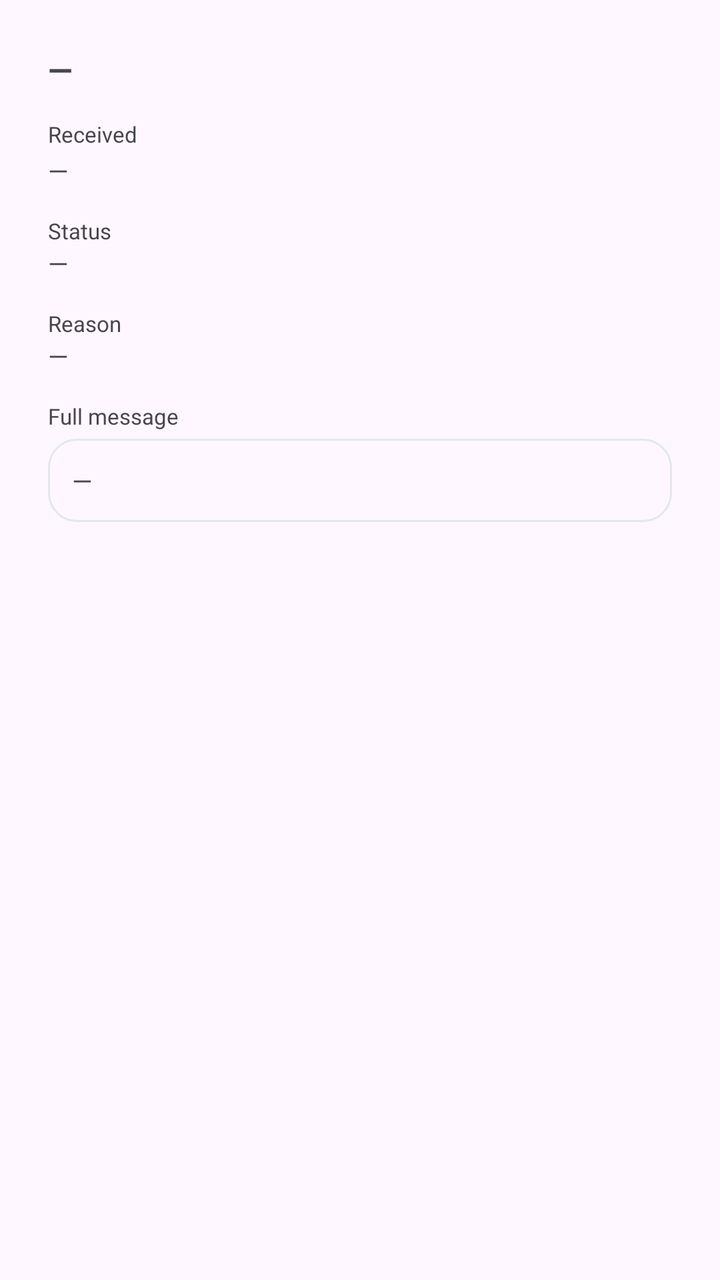
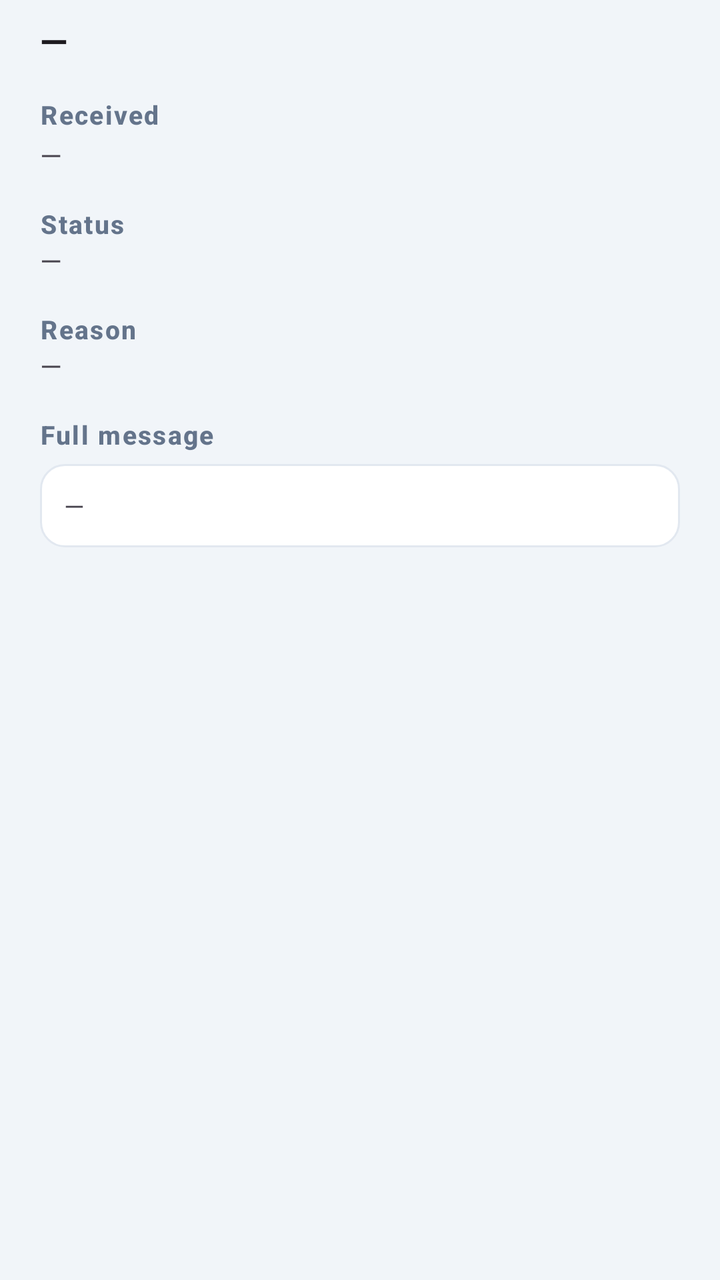

Screens rendered from an Android XML layout before and after an edit, with the pre-edit source and the edit as a unified diff.
<!-- AndroidManifest.xml: application theme Theme.InvokeilPay -->
<!-- res/layout/dialog_sms_detail.xml -->
<?xml version="1.0" encoding="utf-8"?>
<ScrollView xmlns:android="http://schemas.android.com/apk/res/android"
    android:layout_width="match_parent"
    android:layout_height="wrap_content">

    <LinearLayout
        android:layout_width="match_parent"
        android:layout_height="wrap_content"
        android:orientation="vertical"
        android:padding="24dp">

        <LinearLayout
            android:layout_width="match_parent"
            android:layout_height="wrap_content"
            android:gravity="center_vertical"
            android:orientation="horizontal">

            <TextView
                android:id="@+id/text_sender"
                android:layout_width="0dp"
                android:layout_height="wrap_content"
                android:layout_weight="1"
                android:text="—"
                android:textSize="16sp"
                android:textStyle="bold" />
        </LinearLayout>

        <TextView
            android:layout_width="match_parent"
            android:layout_height="wrap_content"
            android:layout_marginTop="14dp"
            android:text="@string/detail_time"
            android:textColor="?android:attr/textColorSecondary"
            android:textSize="11sp" />

        <TextView
            android:id="@+id/text_time"
            android:layout_width="match_parent"
            android:layout_height="wrap_content"
            android:layout_marginTop="2dp"
            android:text="—"
            android:textSize="13sp" />

        <TextView
            android:layout_width="match_parent"
            android:layout_height="wrap_content"
            android:layout_marginTop="14dp"
            android:text="@string/detail_status"
            android:textColor="?android:attr/textColorSecondary"
            android:textSize="11sp" />

        <TextView
            android:id="@+id/text_status"
            android:layout_width="match_parent"
            android:layout_height="wrap_content"
            android:text="—"
            android:textSize="13sp" />

        <TextView
            android:layout_width="match_parent"
            android:layout_height="wrap_content"
            android:layout_marginTop="14dp"
            android:text="@string/detail_note"
            android:textColor="?android:attr/textColorSecondary"
            android:textSize="11sp" />

        <TextView
            android:id="@+id/text_note"
            android:layout_width="match_parent"
            android:layout_height="wrap_content"
            android:text="—"
            android:textSize="13sp" />

        <TextView
            android:layout_width="match_parent"
            android:layout_height="wrap_content"
            android:layout_marginTop="14dp"
            android:text="@string/detail_body"
            android:textColor="?android:attr/textColorSecondary"
            android:textSize="11sp" />

        <TextView
            android:id="@+id/text_body"
            android:layout_width="match_parent"
            android:layout_height="wrap_content"
            android:layout_marginTop="4dp"
            android:background="@drawable/bg_item_card"
            android:padding="12dp"
            android:text="—"
            android:textIsSelectable="true"
            android:textSize="13sp" />
    </LinearLayout>
</ScrollView>
<!-- resources referenced by this layout -->
<resources>
  <!-- drawable bg_item_card (drawable) -->
  <?xml version="1.0" encoding="utf-8"?>
  <shape xmlns:android="http://schemas.android.com/apk/res/android"
      android:shape="rectangle">
      <solid android:color="?attr/colorSurface" />
      <corners android:radius="14dp" />
      <stroke android:width="1dp" android:color="#E2E8F0" />
  </shape>
  <string name="detail_body">Full message</string>
  <string name="detail_note">Reason</string>
  <string name="detail_status">Status</string>
  <string name="detail_time">Received</string>
  <style name="Theme.InvokeilPay" parent="Theme.Material3.DayNight.NoActionBar">
          <item name="colorPrimary">#2563EB</item>
          <item name="colorOnPrimary">#FFFFFF</item>
          <item name="colorSecondary">#1E40AF</item>
          <item name="shapeAppearanceSmallComponent">@style/ShapeAppearance.Invokeil.Small</item>
          <item name="shapeAppearanceMediumComponent">@style/ShapeAppearance.Invokeil.Medium</item>
          <item name="shapeAppearanceLargeComponent">@style/ShapeAppearance.Invokeil.Large</item>
      </style>
  <style name="ShapeAppearance.Invokeil.Small" parent="ShapeAppearance.Material3.Corner.Small">
          <item name="cornerSize">8dp</item>
      </style>
  <style name="ShapeAppearance.Invokeil.Medium" parent="ShapeAppearance.Material3.Corner.Medium">
          <item name="cornerSize">16dp</item>
      </style>
  <style name="ShapeAppearance.Invokeil.Large" parent="ShapeAppearance.Material3.Corner.Large">
          <item name="cornerSize">20dp</item>
      </style>
</resources>

<!-- the commit's change to res/layout/dialog_sms_detail.xml (unified diff, before → after) -->
@@ -7,31 +7,26 @@
         android:layout_width="match_parent"
         android:layout_height="wrap_content"
         android:orientation="vertical"
-        android:padding="24dp">
+        android:paddingStart="20dp"
+        android:paddingTop="8dp"
+        android:paddingEnd="20dp"
+        android:paddingBottom="4dp">
 
-        <LinearLayout
+        <TextView
+            android:id="@+id/text_sender"
             android:layout_width="match_parent"
             android:layout_height="wrap_content"
-            android:gravity="center_vertical"
-            android:orientation="horizontal">
-
-            <TextView
-                android:id="@+id/text_sender"
-                android:layout_width="0dp"
-                android:layout_height="wrap_content"
-                android:layout_weight="1"
-                android:text="—"
-                android:textSize="16sp"
-                android:textStyle="bold" />
-        </LinearLayout>
+            android:text="—"
+            android:textColor="?android:attr/textColorPrimary"
+            android:textSize="18sp"
+            android:textStyle="bold" />
 
         <TextView
+            style="@style/TextAppearance.Invokeil.SectionHeader"
             android:layout_width="match_parent"
             android:layout_height="wrap_content"
-            android:layout_marginTop="14dp"
-            android:text="@string/detail_time"
-            android:textColor="?android:attr/textColorSecondary"
-            android:textSize="11sp" />
+            android:layout_marginTop="16dp"
+            android:text="@string/detail_time" />
 
         <TextView
             android:id="@+id/text_time"
@@ -39,54 +34,52 @@
             android:layout_height="wrap_content"
             android:layout_marginTop="2dp"
             android:text="—"
-            android:textSize="13sp" />
+            android:textSize="14sp" />
 
         <TextView
+            style="@style/TextAppearance.Invokeil.SectionHeader"
             android:layout_width="match_parent"
             android:layout_height="wrap_content"
-            android:layout_marginTop="14dp"
-            android:text="@string/detail_status"
-            android:textColor="?android:attr/textColorSecondary"
-            android:textSize="11sp" />
+            android:layout_marginTop="16dp"
+            android:text="@string/detail_status" />
 
         <TextView
             android:id="@+id/text_status"
             android:layout_width="match_parent"
             android:layout_height="wrap_content"
             android:text="—"
-            android:textSize="13sp" />
+            android:textSize="14sp" />
 
         <TextView
+            style="@style/TextAppearance.Invokeil.SectionHeader"
             android:layout_width="match_parent"
             android:layout_height="wrap_content"
-            android:layout_marginTop="14dp"
-            android:text="@string/detail_note"
-            android:textColor="?android:attr/textColorSecondary"
-            android:textSize="11sp" />
+            android:layout_marginTop="16dp"
+            android:text="@string/detail_note" />
 
         <TextView
             android:id="@+id/text_note"
             android:layout_width="match_parent"
             android:layout_height="wrap_content"
             android:text="—"
-            android:textSize="13sp" />
+            android:textSize="14sp" />
 
         <TextView
+            style="@style/TextAppearance.Invokeil.SectionHeader"
             android:layout_width="match_parent"
             android:layout_height="wrap_content"
-            android:layout_marginTop="14dp"
-            android:text="@string/detail_body"
-            android:textColor="?android:attr/textColorSecondary"
-            android:textSize="11sp" />
+            android:layout_marginTop="16dp"
+            android:text="@string/detail_body" />
 
         <TextView
             android:id="@+id/text_body"
             android:layout_width="match_parent"
             android:layout_height="wrap_content"
-            android:layout_marginTop="4dp"
+            android:layout_marginTop="6dp"
             android:background="@drawable/bg_item_card"
             android:padding="12dp"
             android:text="—"
+            android:textColor="?android:attr/textColorSecondary"
             android:textIsSelectable="true"
             android:textSize="13sp" />
     </LinearLayout>
<!-- resource entries referenced after the edit -->
@@ -5,21 +5,44 @@
   <shape xmlns:android="http://schemas.android.com/apk/res/android"
       android:shape="rectangle">
       <solid android:color="?attr/colorSurface" />
-      <corners android:radius="14dp" />
-      <stroke android:width="1dp" android:color="#E2E8F0" />
+      <corners android:radius="12dp" />
+      <stroke android:width="1dp" android:color="@color/card_stroke" />
   </shape>
   <string name="detail_body">Full message</string>
   <string name="detail_note">Reason</string>
   <string name="detail_status">Status</string>
   <string name="detail_time">Received</string>
+  <style name="TextAppearance.Invokeil.SectionHeader" parent="TextAppearance.Material3.LabelMedium">
+          <item name="android:textSize">13sp</item>
+          <item name="android:textStyle">bold</item>
+          <item name="android:letterSpacing">0.06</item>
+          <item name="android:textAllCaps">false</item>
+          <item name="android:textColor">@color/text_muted</item>
+      </style>
   <style name="Theme.InvokeilPay" parent="Theme.Material3.DayNight.NoActionBar">
-          <item name="colorPrimary">#2563EB</item>
+          <item name="colorPrimary">@color/brand_primary</item>
           <item name="colorOnPrimary">#FFFFFF</item>
-          <item name="colorSecondary">#1E40AF</item>
+          <item name="colorSecondary">@color/brand_dark</item>
+          <item name="colorOnSecondary">#FFFFFF</item>
+          <item name="colorSurface">@color/surface_card</item>
+          <item name="android:colorBackground">@color/bg_page</item>
+          <item name="android:windowBackground">@color/bg_page</item>
+          <item name="android:statusBarColor">@color/brand_deep</item>
+          <item name="android:windowLightStatusBar">false</item>
           <item name="shapeAppearanceSmallComponent">@style/ShapeAppearance.Invokeil.Small</item>
           <item name="shapeAppearanceMediumComponent">@style/ShapeAppearance.Invokeil.Medium</item>
           <item name="shapeAppearanceLargeComponent">@style/ShapeAppearance.Invokeil.Large</item>
+          
+          <item name="android:windowSplashScreenBackground">@color/splash_bg</item>
+          <item name="android:windowSplashScreenAnimatedIcon">@drawable/ic_splash_icon</item>
       </style>
+  <color name="card_stroke">#E2E8F0</color>
+  <color name="text_muted">#64748B</color>
+  <color name="brand_primary">#2563EB</color>
+  <color name="brand_dark">#1E40AF</color>
+  <color name="surface_card">#FFFFFF</color>
+  <color name="bg_page">#F1F5F9</color>
+  <color name="brand_deep">#172554</color>
   <style name="ShapeAppearance.Invokeil.Small" parent="ShapeAppearance.Material3.Corner.Small">
           <item name="cornerSize">8dp</item>
       </style>
@@ -29,5 +52,36 @@
   <style name="ShapeAppearance.Invokeil.Large" parent="ShapeAppearance.Material3.Corner.Large">
           <item name="cornerSize">20dp</item>
       </style>
+  <color name="splash_bg">#FFFFFF</color>
+  <!-- drawable ic_splash_icon (drawable) -->
+  <?xml version="1.0" encoding="utf-8"?>
+  <inset xmlns:android="http://schemas.android.com/apk/res/android"
+      android:drawable="@drawable/ic_logo_mark"
+      android:insetLeft="20%"
+      android:insetTop="20%"
+      android:insetRight="20%"
+      android:insetBottom="20%" />
+  <!-- drawable ic_logo_mark (drawable) -->
+  <?xml version="1.0" encoding="utf-8"?>
+  <vector xmlns:android="http://schemas.android.com/apk/res/android"
+      android:width="48dp"
+      android:height="48dp"
+      android:viewportWidth="24"
+      android:viewportHeight="24">
+      
+      <path
+          android:fillColor="@color/brand_primary"
+          android:pathData="M5,0h14a5,5 0 0 1 5,5v14a5,5 0 0 1 -5,5H5a5,5 0 0 1 -5,-5V5a5,5 0 0 1 5,-5z" />
+      
+      <group
+          android:scaleX="0.62"
+          android:scaleY="0.62"
+          android:pivotX="12"
+          android:pivotY="12">
+          <path
+              android:fillColor="#FFFFFF"
+              android:pathData="M12,1L3,5v6c0,5.55 3.84,10.74 9,12 5.16,-1.26 9,-6.45 9,-12V5L12,1zM12,11.99h7c-0.53,4.12 -3.28,7.79 -7,8.94V12H5V6.3l7,-3.11v8.8z" />
+      </group>
+  </vector>
 </resources>
 
